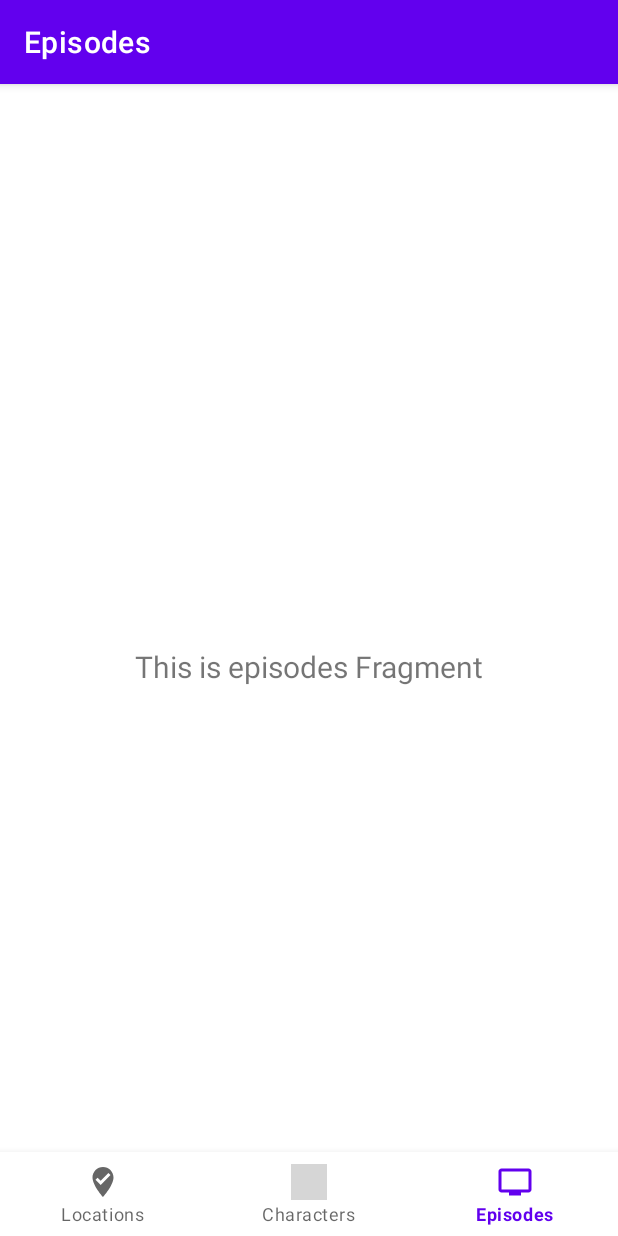
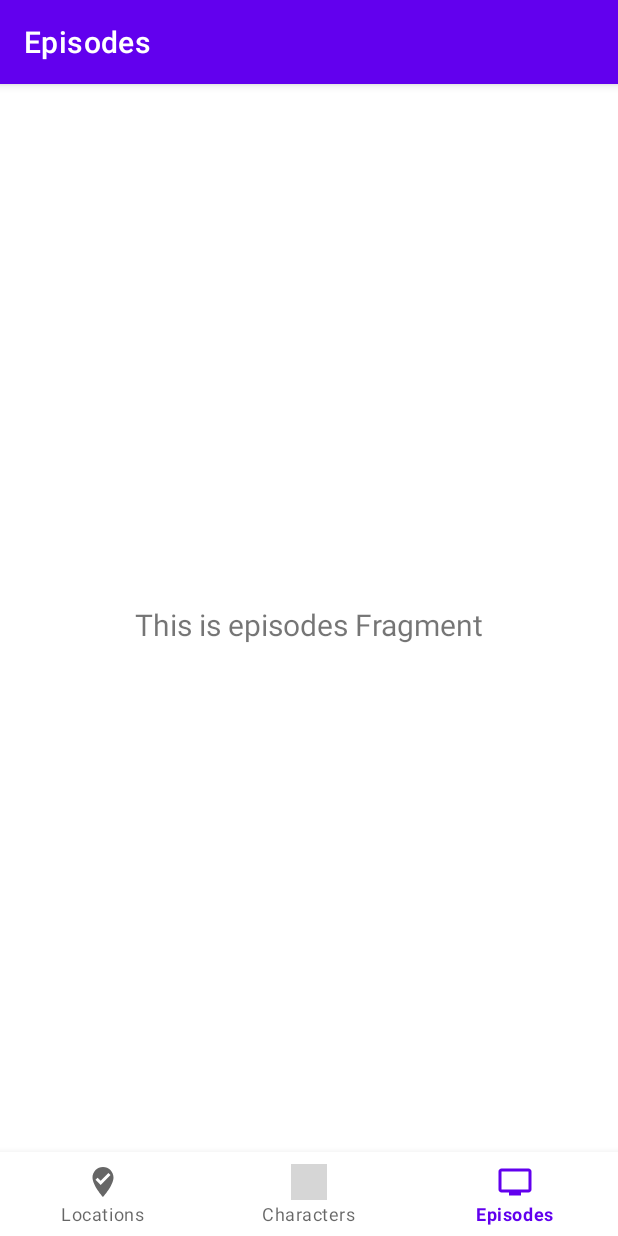
Before and after one commit to mramoshai/rickmortyandroid, an Android app: the screen it shows after launch (MainActivity), item 3 of the bottom bar chosen, on a phone screen of 412 x 824 dp. Run offline under Robolectric (Android 15) with nearby library versions, the light colour scheme and no system bars; our stand-ins replace navigation-ui; grey boxes are pictures that could not be loaded.

Commit message:
fix fragment height

```diff
--- a/app/src/main/res/layout/activity_main.xml
+++ b/app/src/main/res/layout/activity_main.xml
@@ -21,12 +21,11 @@
         android:id="@+id/nav_host_fragment"
         android:name="androidx.navigation.fragment.NavHostFragment"
         android:layout_width="match_parent"
-        android:layout_height="match_parent"
+        android:layout_height="0dp"
         app:defaultNavHost="true"
         app:layout_constraintBottom_toTopOf="@id/nav_view"
         app:layout_constraintLeft_toLeftOf="parent"
         app:layout_constraintRight_toRightOf="parent"
         app:layout_constraintTop_toTopOf="parent"
         app:navGraph="@navigation/mobile_navigation" />
-
 </androidx.constraintlayout.widget.ConstraintLayout>
```
